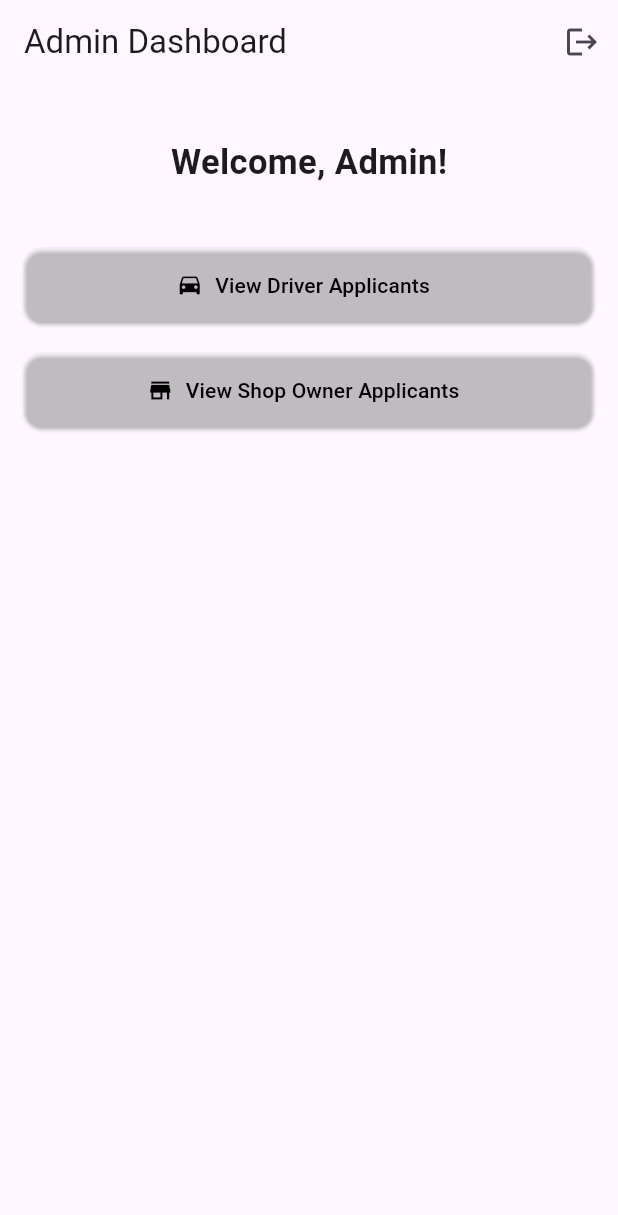
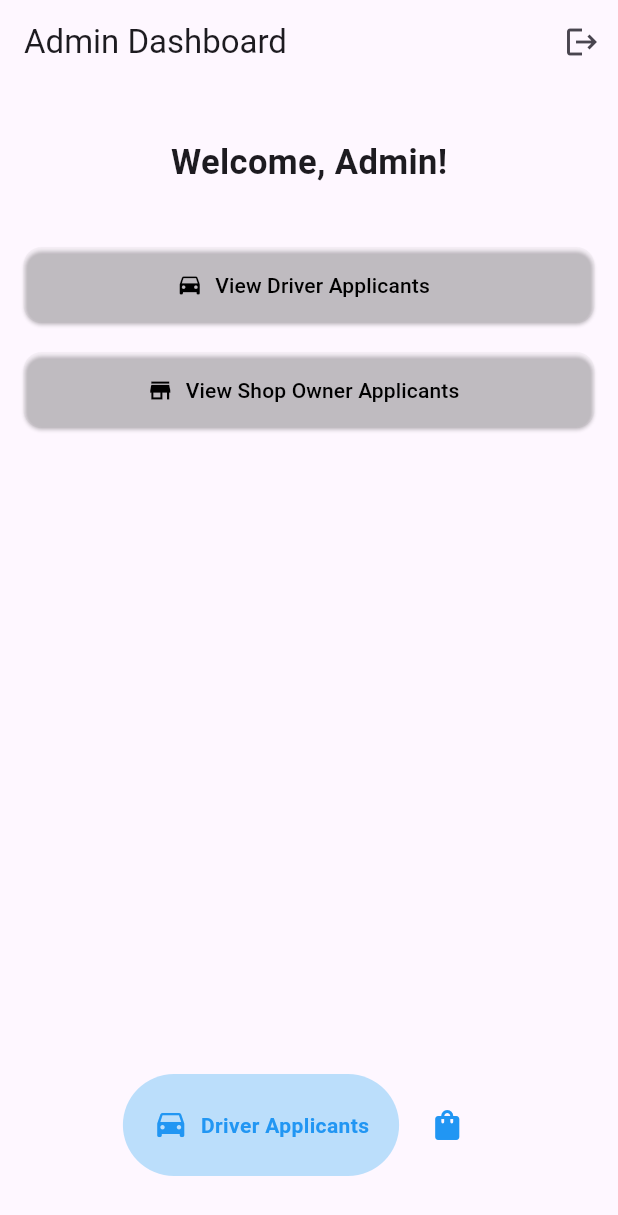
Before and after one commit to AYTALHINAI/dobi, a Flutter app: the AdminHomePage screen opened by its route, on a phone screen of 412 x 824 dp. Shown: the top 1215 px of the screen. Run offline on Flutter 3.47's test engine with Material 3 defaults, Android fonts, the phone set to English and light mode, and no system bars; drawn by our look-alikes of google_nav_bar; our stand-ins replace cloud_firestore, firebase_auth, firebase_core, fluttertoast; missing offline and left inert: mailer; accounts and stored records are empty.

Commit message:
Designing part

```diff
--- a/lib/screens/admin/admin_home_page.dart
+++ b/lib/screens/admin/admin_home_page.dart
@@ -1,5 +1,6 @@
 import 'package:flutter/material.dart';
-import '../../routes/app_routes.dart'; // make sure your routes file is imported
+import '../../routes/app_routes.dart';
+import 'package:google_nav_bar/google_nav_bar.dart';
 
 class AdminHomePage extends StatelessWidget {
   const AdminHomePage({super.key});
@@ -8,13 +9,12 @@ class AdminHomePage extends StatelessWidget {
   Widget build(BuildContext context) {
     return Scaffold(
       appBar: AppBar(
-        automaticallyImplyLeading: false, // removes back arrow
+        automaticallyImplyLeading: false,
         title: const Text('Admin Dashboard'),
         actions: [
           IconButton(
             icon: const Icon(Icons.logout),
             onPressed: () {
-              // You can also add a confirmation dialog if you want
               Navigator.pushReplacementNamed(context, AppRoutes.login);
             },
           ),
@@ -74,7 +74,28 @@ class AdminHomePage extends StatelessWidget {
             ),
 
             const SizedBox(height: 20),
-            // Add more admin actions here later
+          ],
+        ),
+      ),
+
+      bottomNavigationBar: Container(
+        padding: const EdgeInsets.symmetric(vertical: 40.0),
+        child: GNav(
+          color: Colors.blue,
+          activeColor: Colors.blue,
+          tabBackgroundColor: Colors.blue.shade100,
+          gap: 8,
+          padding: const EdgeInsets.symmetric(horizontal: 20, vertical: 22),
+          mainAxisAlignment: MainAxisAlignment.center,
+          tabs: const [
+            GButton(
+              icon: Icons.drive_eta,
+              text: "Driver Applicants",
+            ),
+            GButton(
+              icon: Icons.shopping_bag_rounded,
+              text: "Shop Owner Applicants",
+            ),
           ],
         ),
       ),
--- a/pubspec.yaml
+++ b/pubspec.yaml
@@ -36,6 +36,8 @@ dependencies:
   fluttertoast: ^8.2.1
   flutter_svg: ^2.1.6
   mailer: ^6.0.1
+  google_nav_bar: ^5.0.2
+
 
   # The following adds the Cupertino Icons font to your application.
   # Use with the CupertinoIcons class for iOS style icons.
```
Also changed, not shown: lib/screens/auth/login_page.dart (+0 -14 lines), pubspec.lock.
